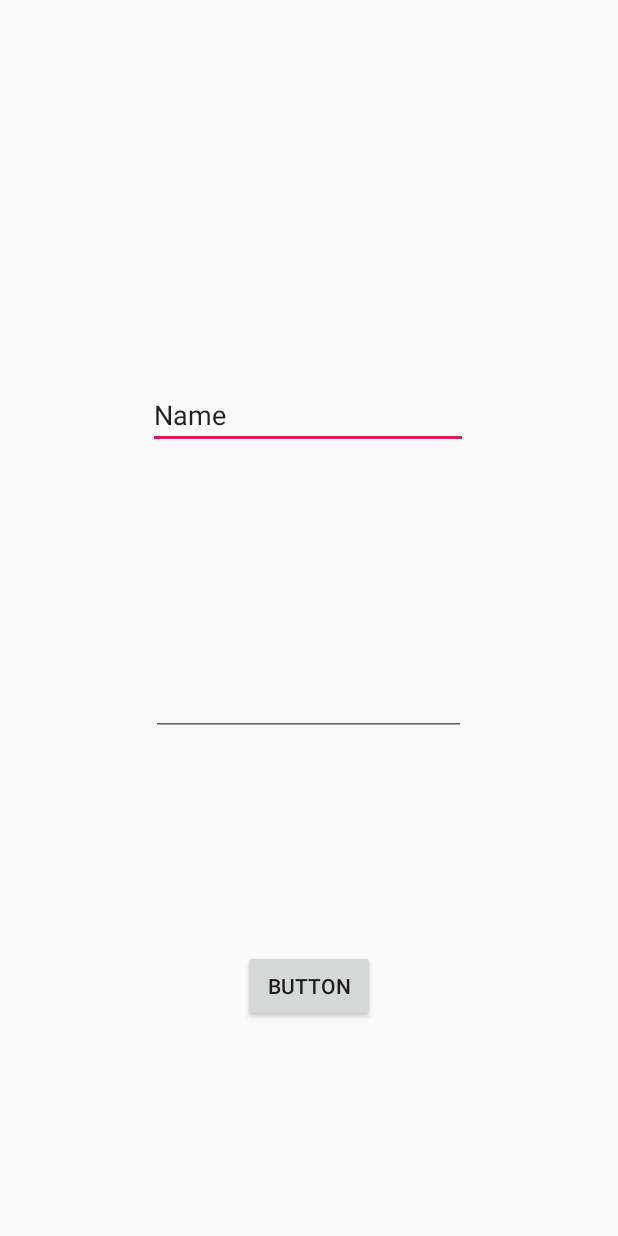
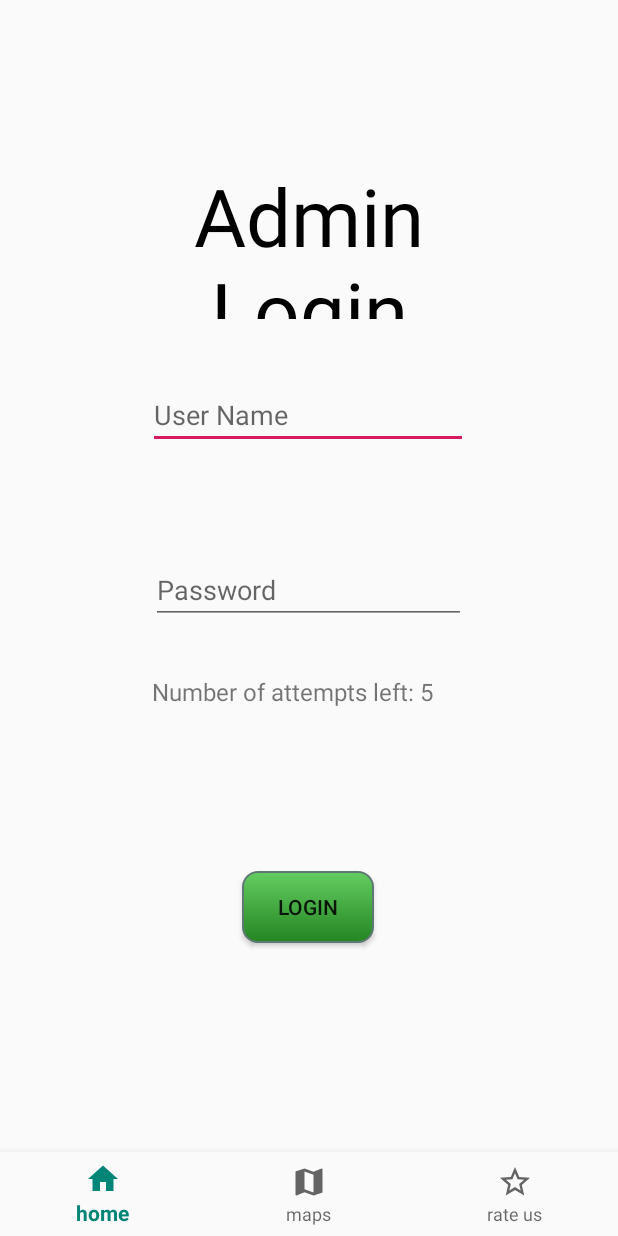
Before and after one commit to ChaoticBlack/cityConnect, an Android app: the screen it shows after launch (adminLogin), after a tap on an icon or button, on a phone screen of 412 x 824 dp. Run offline under Robolectric (Android 15) with nearby library versions, the light colour scheme and no system bars; our stand-ins replace Firebase (no records; nobody signed in at launch, a user with empty details on screens opened directly); libraries missing offline, so code that uses them is left out: org.tensorflow.lite; 1 statement that could not run was skipped.

Commit message:
added login security

```diff
--- a/app/src/main/java/com/example/camera1/adminLogin.java
+++ b/app/src/main/java/com/example/camera1/adminLogin.java
@@ -7,20 +7,69 @@ import android.os.Bundle;
 import android.view.View;
 import android.widget.Button;
 import android.widget.EditText;
+import android.widget.TextView;
+import android.widget.Toast;
 
 public class adminLogin extends AppCompatActivity {
     static EditText Username;
     static EditText Password;
     static Button btn;
-
+    static TextView Attempts;
+    private String trueLogin = "Shivam";
+    private String truePassword = "12345678";
+    String userName = "";
+    String userPassword = "";
+    boolean crosscheck = false;
+    private int counter = 5;
     @Override
     protected void onCreate(Bundle savedInstanceState) {
         super.onCreate(savedInstanceState);
         setContentView(R.layout.activity_admin_login);
+        Username = findViewById(R.id.username);
+        Password = findViewById(R.id.password);
+        Attempts = findViewById(R.id.attemptinfo);
 
     }
+
     public void control (View view) {
-        Intent i1=new Intent(getBaseContext(), admin_control_panel.class);
-        startActivity(i1);
+//        Intent i1=new Intent(getBaseContext(), admin_control_panel.class);
+//        startActivity(i1);
+        userName = Username.getText().toString();
+        userPassword = Password.getText().toString();
+        if(userName.isEmpty() || userPassword.isEmpty()) {
+            Toast.makeText(this, "Please enter name and password!", Toast.LENGTH_LONG).show();
+        }
+        else{
+            crosscheck = validate(userName,userPassword);
+            if(!crosscheck)
+            {
+                counter--;
+                Attempts.setText("Attempts remaining: " + counter);
+                if(counter==0)
+                {
+                    btn.setEnabled(false);
+                    Toast.makeText(this, "Number of attempts exceeded, contact Developers", Toast.LENGTH_LONG).show();
+                }
+                else{
+                    Toast.makeText(this, "Incorrect credentials, try again", Toast.LENGTH_LONG).show();
+
+                }
+
+            }
+            else{
+                Intent i1=new Intent(getBaseContext(), admin_control_panel.class);
+                startActivity(i1);
+            }
+        }
+    }
+    private boolean validate(String userName, String userPassword)
+    {
+
+        if(userName.equals(trueLogin) && userPassword.equals(truePassword))
+        {
+            return true;
+        }
+
+        return false;
     }
 }
--- a/app/src/main/java/com/example/camera1/admin_control_panel.java
+++ b/app/src/main/java/com/example/camera1/admin_control_panel.java
@@ -33,7 +33,7 @@ public class admin_control_panel extends AppCompatActivity implements OnMapReady
 
     private static final String TAG ="MainActivity" ;
     private GoogleMap mMap ;
-    private static final float DEFAULT_ZOOM = 10f;
+    private static final float DEFAULT_ZOOM = 12f;
     private CheckBox c;
     private ArrayList<Integer> query_id=new ArrayList<Integer>();
     RecyclerView r;
--- a/app/src/main/res/layout/activity_admin_login.xml
+++ b/app/src/main/res/layout/activity_admin_login.xml
@@ -2,6 +2,7 @@
 <androidx.constraintlayout.widget.ConstraintLayout xmlns:android="http://schemas.android.com/apk/res/android"
     xmlns:app="http://schemas.android.com/apk/res-auto"
     xmlns:tools="http://schemas.android.com/tools"
+    android:id="@+id/la"
     android:layout_width="match_parent"
     android:layout_height="match_parent"
     tools:context=".adminLogin">
@@ -11,8 +12,8 @@
         android:layout_width="wrap_content"
         android:layout_height="wrap_content"
         android:ems="10"
+        android:hint="User Name"
         android:inputType="textPersonName"
-        android:text="Name"
         app:layout_constraintBottom_toBottomOf="parent"
         app:layout_constraintEnd_toEndOf="parent"
         app:layout_constraintHorizontal_bias="0.497"
@@ -25,22 +26,64 @@
         android:layout_width="210dp"
         android:layout_height="41dp"
         android:ems="10"
+        android:hint="Password"
         android:inputType="textPassword"
         app:layout_constraintBottom_toBottomOf="parent"
         app:layout_constraintEnd_toEndOf="parent"
         app:layout_constraintHorizontal_bias="0.497"
         app:layout_constraintStart_toStartOf="parent"
         app:layout_constraintTop_toBottomOf="@+id/username"
-        app:layout_constraintVertical_bias="0.311" />
+        app:layout_constraintVertical_bias="0.156" />
 
     <Button
         android:id="@+id/loginButton"
         android:layout_width="wrap_content"
         android:layout_height="wrap_content"
+        android:background="@drawable/buttonradius"
         android:onClick="control"
-        android:text="Button"
+        android:text="Login"
         app:layout_constraintBottom_toBottomOf="parent"
         app:layout_constraintEnd_toEndOf="parent"
+        app:layout_constraintHorizontal_bias="0.498"
         app:layout_constraintStart_toStartOf="parent"
-        app:layout_constraintTop_toBottomOf="@+id/password" />
+        app:layout_constraintTop_toBottomOf="@+id/password"
+        app:layout_constraintVertical_bias="0.458" />
+
+    <TextView
+        android:id="@+id/textView3"
+        android:layout_width="245dp"
+        android:layout_height="171dp"
+        android:paddingTop="100px"
+        android:text="Admin Login"
+        android:textAlignment="center"
+        android:textColor="#000000"
+        android:textSize="80px"
+        app:layout_constraintBottom_toTopOf="@+id/username"
+        app:layout_constraintEnd_toEndOf="parent"
+        app:layout_constraintStart_toStartOf="parent"
+        app:layout_constraintTop_toTopOf="parent" />
+    <com.google.android.material.bottomnavigation.BottomNavigationView
+        android:id="@+id/nav_view"
+        android:layout_width="0dp"
+        android:layout_height="wrap_content"
+        android:background="?android:attr/windowBackground"
+        app:itemRippleColor="@color/navbarGreen"
+        app:layout_constraintBottom_toBottomOf="parent"
+        app:layout_constraintLeft_toLeftOf="parent"
+        app:layout_constraintRight_toRightOf="parent"
+        app:menu="@menu/bottom_nav_menu" />
+
+    <TextView
+        android:id="@+id/attemptinfo"
+        android:layout_width="223dp"
+        android:layout_height="41dp"
+        android:text="Number of attempts left: 5"
+        android:textAlignment="center"
+        android:textSize="16sp"
+        app:layout_constraintBottom_toTopOf="@+id/loginButton"
+        app:layout_constraintEnd_toEndOf="parent"
+        app:layout_constraintHorizontal_bias="0.441"
+        app:layout_constraintStart_toStartOf="parent"
+        app:layout_constraintTop_toBottomOf="@+id/password"
+        app:layout_constraintVertical_bias="0.277" />
 </androidx.constraintlayout.widget.ConstraintLayout>
```
